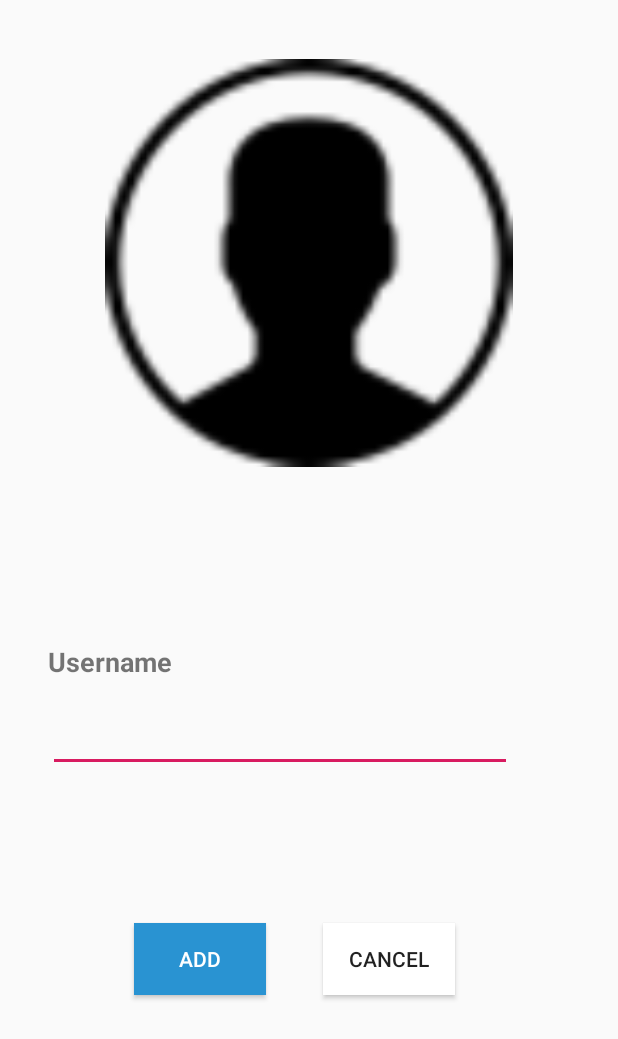
After one commit to hoangsang1998/AppRingVoIP, an Android app: the AddFriendActivity screen opened directly, with no data from a screen before it, on a phone screen of 412 x 824 dp. The commit adds this screen. Shown: the top 1039 px of the screen. Run offline under Robolectric (Android 15) with nearby library versions, the phone set to English and light mode, and no system bars.

Commit message:
AddFriend GUI

```diff
--- a/app/src/main/AndroidManifest.xml
+++ b/app/src/main/AndroidManifest.xml
@@ -9,7 +9,8 @@
         android:roundIcon="@mipmap/ic_launcher_round"
         android:supportsRtl="true"
         android:theme="@style/AppTheme">
-        <activity android:name=".Contact.ContactActivity"></activity>
+        <activity android:name=".Contact.AddFriendActivity"></activity>
+        <activity android:name=".Contact.ContactActivity" />
         <activity android:name=".Chat.ChattingActivity" />
         <activity android:name=".Profile.ProfileActivity" />
         <activity android:name=".Profile.ProfileFriendActivity" />
--- /dev/null
+++ b/app/src/main/java/com/example/ringvoip/Contact/AddFriendActivity.java
@@ -0,0 +1,28 @@
+package com.example.ringvoip.Contact;
+
+import androidx.appcompat.app.AppCompatActivity;
+
+import android.content.Intent;
+import android.os.Bundle;
+import android.view.View;
+
+import com.example.ringvoip.R;
+
+public class AddFriendActivity extends AppCompatActivity {
+
+    @Override
+    protected void onCreate(Bundle savedInstanceState) {
+        super.onCreate(savedInstanceState);
+        setContentView(R.layout.activity_add_friend);
+    }
+
+    public void btnAddEvent(View view) {
+        Intent intentContact = new Intent(this, ContactActivity.class);
+        startActivity(intentContact);
+    }
+
+    public void btnBackEvent(View view) {
+        Intent intentContact = new Intent(this, ContactActivity.class);
+        startActivity(intentContact);
+    }
+}
--- a/app/src/main/java/com/example/ringvoip/Contact/ContactActivity.java
+++ b/app/src/main/java/com/example/ringvoip/Contact/ContactActivity.java
@@ -111,8 +111,8 @@ public class ContactActivity extends AppCompatActivity implements AdapterContact
     }
 
     public void btnAddFriendEvent(View view) {
-//        Intent intentAddFriend = new Intent(this, AddFriendActivity.class);
-//        startActivity(intentAddFriend);
+        Intent intentAddFriend = new Intent(this, AddFriendActivity.class);
+        startActivity(intentAddFriend);
     }
 
     public void initView() {
--- /dev/null
+++ b/app/src/main/res/layout/activity_add_friend.xml
@@ -0,0 +1,80 @@
+<?xml version="1.0" encoding="utf-8"?>
+<androidx.constraintlayout.widget.ConstraintLayout xmlns:android="http://schemas.android.com/apk/res/android"
+    xmlns:app="http://schemas.android.com/apk/res-auto"
+    xmlns:tools="http://schemas.android.com/tools"
+    android:layout_width="match_parent"
+    android:layout_height="match_parent"
+    tools:context=".Contact.AddFriendActivity">
+
+    <ImageView
+        android:id="@+id/imageView"
+        android:layout_width="match_parent"
+        android:layout_height="350dp"
+        android:layout_marginHorizontal="70dp"
+        app:layout_constraintBottom_toBottomOf="parent"
+        app:layout_constraintEnd_toEndOf="parent"
+        app:layout_constraintHorizontal_bias="1.0"
+        app:layout_constraintStart_toStartOf="parent"
+        app:layout_constraintTop_toTopOf="parent"
+        app:layout_constraintVertical_bias="0.0"
+        app:srcCompat="@drawable/img_user" />
+
+
+    <TextView
+        android:layout_width="110dp"
+        android:layout_height="44dp"
+        android:gravity="center_vertical"
+        android:text="Username"
+        android:textSize="18sp"
+        android:textStyle="bold"
+        app:layout_constraintBottom_toBottomOf="parent"
+        app:layout_constraintEnd_toEndOf="parent"
+        app:layout_constraintHorizontal_bias="0.106"
+        app:layout_constraintStart_toStartOf="parent"
+        app:layout_constraintTop_toTopOf="parent"
+        app:layout_constraintVertical_bias="0.538" />
+
+    <EditText
+        android:id="@+id/etxt_add_username"
+        android:layout_width="0dp"
+        android:layout_height="wrap_content"
+        android:ems="10"
+        android:inputType="textPersonName"
+        app:layout_constraintBottom_toBottomOf="parent"
+        app:layout_constraintEnd_toEndOf="parent"
+        app:layout_constraintHorizontal_bias="0.313"
+        app:layout_constraintStart_toStartOf="parent"
+        app:layout_constraintTop_toTopOf="@+id/imageView"
+        app:layout_constraintVertical_bias="0.603"
+        app:layout_constraintWidth_percent=".75" />
+
+    <Button
+        android:id="@+id/btn_add"
+        android:layout_width="wrap_content"
+        android:layout_height="wrap_content"
+        android:background="#2993D2"
+        android:text="ADD"
+        android:onClick="btnAddEvent"
+        android:textColor="#fff"
+        app:layout_constraintBottom_toBottomOf="parent"
+        app:layout_constraintEnd_toEndOf="parent"
+        app:layout_constraintHorizontal_bias="0.275"
+        app:layout_constraintStart_toStartOf="parent"
+        app:layout_constraintTop_toTopOf="parent"
+        app:layout_constraintVertical_bias="0.793" />
+
+    <Button
+        android:id="@+id/btn_cancel"
+        android:layout_width="wrap_content"
+        android:layout_height="wrap_content"
+        android:background="#fff"
+        android:text="CANCEL"
+        android:onClick="btnBackEvent"
+        app:layout_constraintBottom_toBottomOf="parent"
+        app:layout_constraintEnd_toEndOf="parent"
+        app:layout_constraintHorizontal_bias="0.665"
+        app:layout_constraintStart_toStartOf="parent"
+        app:layout_constraintTop_toTopOf="parent"
+        app:layout_constraintVertical_bias="0.793" />
+
+</androidx.constraintlayout.widget.ConstraintLayout>
```
